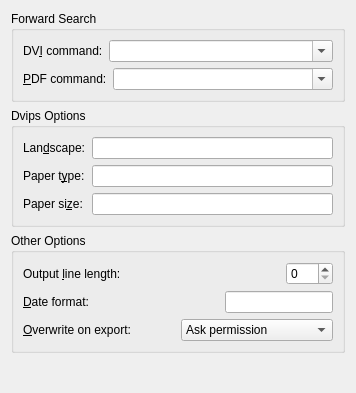
Old version of the form src/frontends/qt4/ui/PrefOutputUi.ui in the repository cburschka/lyx.
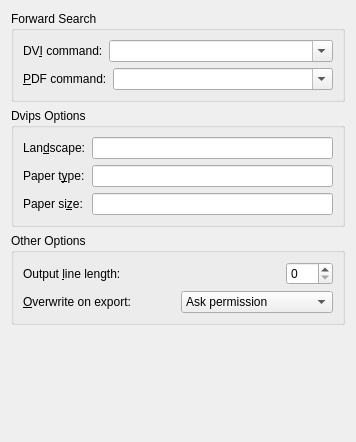
New version of the form.

Commit message:
So long, date-insert!
This function is superseded by info-insert date, which is much mightier
and more flexible.

Patch:
```diff
--- a/src/frontends/qt4/ui/PrefOutputUi.ui
+++ b/src/frontends/qt4/ui/PrefOutputUi.ui
@@ -7,7 +7,7 @@
     <x>0</x>
     <y>0</y>
     <width>356</width>
-    <height>393</height>
+    <height>442</height>
    </rect>
   </property>
   <property name="windowTitle">
@@ -192,33 +192,6 @@
         </item>
        </layout>
       </item>
-      <item>
-       <layout class="QHBoxLayout" name="horizontalLayout_7">
-        <item>
-         <widget class="QLabel" name="DateLA">
-          <property name="text">
-           <string>&amp;Date format:</string>
-          </property>
-          <property name="buddy">
-           <cstring>DateED</cstring>
-          </property>
-         </widget>
-        </item>
-        <item>
-         <widget class="QLineEdit" name="DateED">
-          <property name="sizePolicy">
-           <sizepolicy hsizetype="Fixed" vsizetype="Fixed">
-            <horstretch>0</horstretch>
-            <verstretch>0</verstretch>
-           </sizepolicy>
-          </property>
-          <property name="toolTip">
-           <string>Date format for strftime output</string>
-          </property>
-         </widget>
-        </item>
-       </layout>
-      </item>
       <item>
        <layout class="QHBoxLayout" name="horizontalLayout_8">
         <item>
```
The commit also changes 18 other files.
